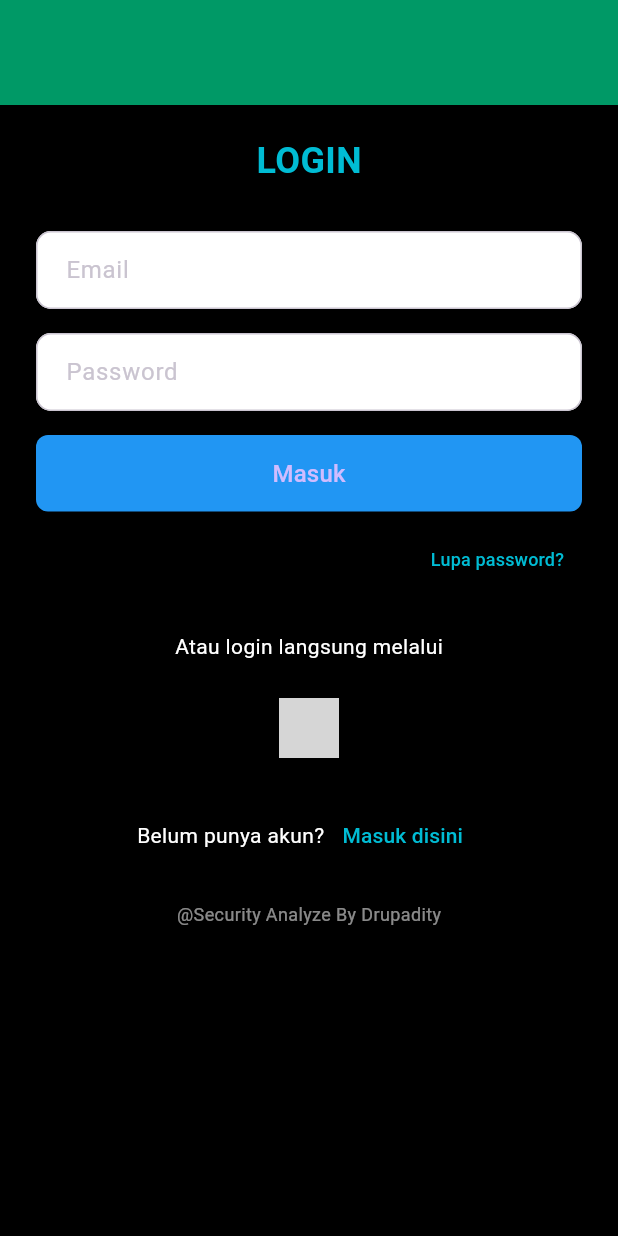
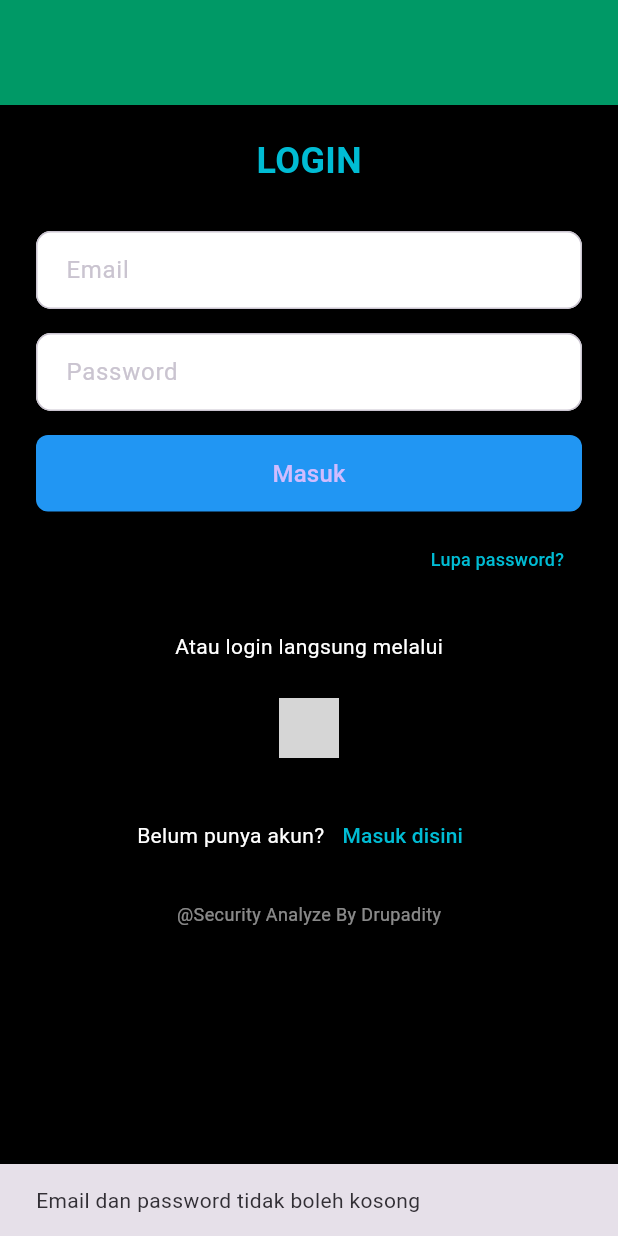
Before and after one commit to Handarudarma/DrupadiTy-Analyzer, a Flutter app: the screen it shows after launch, after a tap on "Masuk", on a phone screen of 412 x 824 dp. Run offline on Flutter 3.47's test engine with Material 3 defaults, Android fonts, the phone set to English and light mode, and no system bars; our stand-ins replace file_picker, firebase_auth, firebase_core, google_sign_in, logger; missing offline and left inert: flutter_archive; accounts and stored records are empty; network calls fail; grey boxes are pictures that could not be loaded.

Commit message:
Update login_page.dart
update :

-login manual hasil register

```diff
--- a/lib/auth/login_page.dart
+++ b/lib/auth/login_page.dart
@@ -8,7 +8,40 @@ class LoginPage extends StatefulWidget {
   State<LoginPage> createState() => _LoginPageState();
 }
 
+
 class _LoginPageState extends State<LoginPage> {
+ //controler untuk setiap fiel
+  final TextEditingController _emailController = TextEditingController();
+  final TextEditingController _passwordController = TextEditingController();
+
+  final AuthService _authService = AuthService();
+
+  Future<void> _login() async {
+  final email = _emailController.text.trim();
+  final password = _passwordController.text.trim();
+
+  if (email.isEmpty || password.isEmpty) {
+    ScaffoldMessenger.of(context).showSnackBar(
+      const SnackBar(content: Text('Email dan password tidak boleh kosong')),
+    );
+    return;
+  }
+
+  try {
+    final userCredential = await _authService.signInWithEmailAndPassword(email, password);
+    if (userCredential != null) {
+      ScaffoldMessenger.of(context).showSnackBar(
+        const SnackBar(content: Text('Login berhasil')),
+      );
+      Navigator.pushReplacementNamed(context, '/home');
+    }
+  } catch (e) {
+    ScaffoldMessenger.of(context).showSnackBar(
+      SnackBar(content: Text('Login gagal: $e')),
+    );
+  }
+}
+
   @override
   Widget build(BuildContext context) {
     return Scaffold(
@@ -45,9 +78,9 @@ class _LoginPageState extends State<LoginPage> {
               padding: const EdgeInsets.symmetric(horizontal: 24),
               child: Column(
                 children: [
-                  _buildTextField('Email', false),
+                  _buildTextField('Email', false, _emailController),
                   const SizedBox(height: 16),
-                  _buildTextField('Password', true),
+                  _buildTextField('Password', true, _passwordController),
                   const SizedBox(height: 16),
 
                   // Tombol Masuk
@@ -61,7 +94,7 @@ class _LoginPageState extends State<LoginPage> {
                           borderRadius: BorderRadius.circular(8),
                         ),
                       ),
-                      onPressed: () {},
+                      onPressed: _login,
                       child: const Text(
                         'Masuk',
                         style: TextStyle(fontSize: 16),
@@ -75,7 +108,7 @@ class _LoginPageState extends State<LoginPage> {
                   Align(
                     alignment: Alignment.centerRight,
                     child: TextButton(
-                      onPressed: () {},
+                      onPressed: _login,
                       child: const Text(
                         'Lupa password?',
                         style: TextStyle(
@@ -158,9 +191,10 @@ class _LoginPageState extends State<LoginPage> {
     );
   }
 
-  Widget _buildTextField(String label, bool obscure) {
-    return TextField(
-      obscureText: obscure,
+  Widget _buildTextField(String label, bool obscure, TextEditingController controller) {
+  return TextField(
+    controller: controller,
+    obscureText: obscure,
       style: const TextStyle(color: Colors.black),
       decoration: InputDecoration(
         hintText: label,
```
